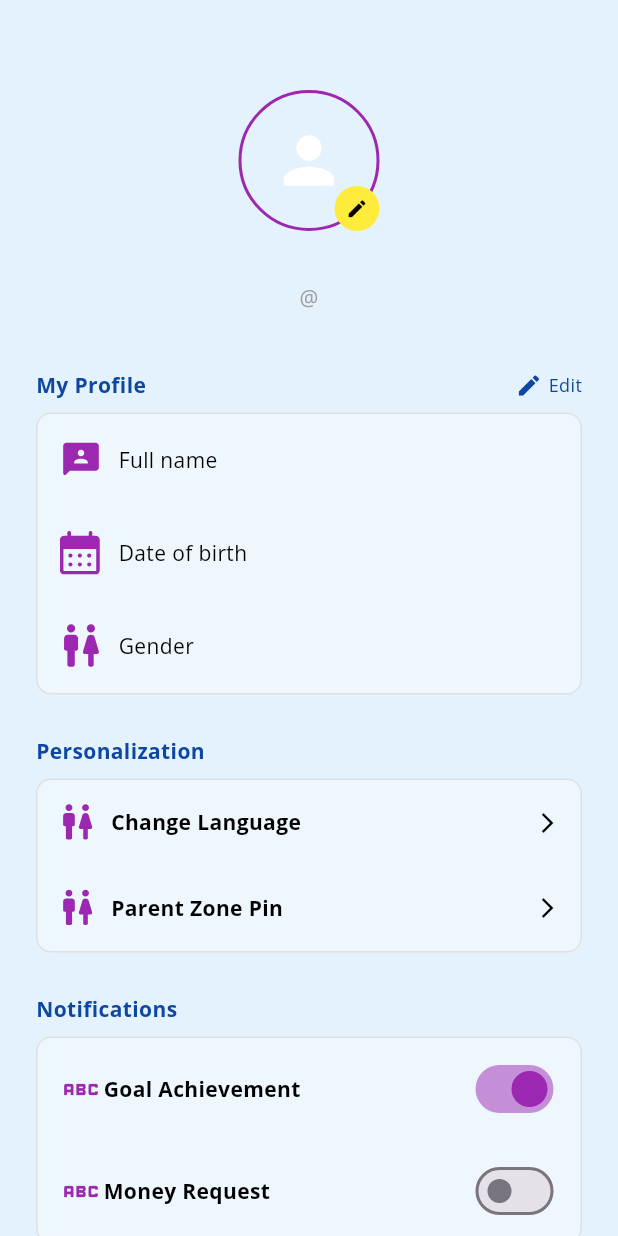
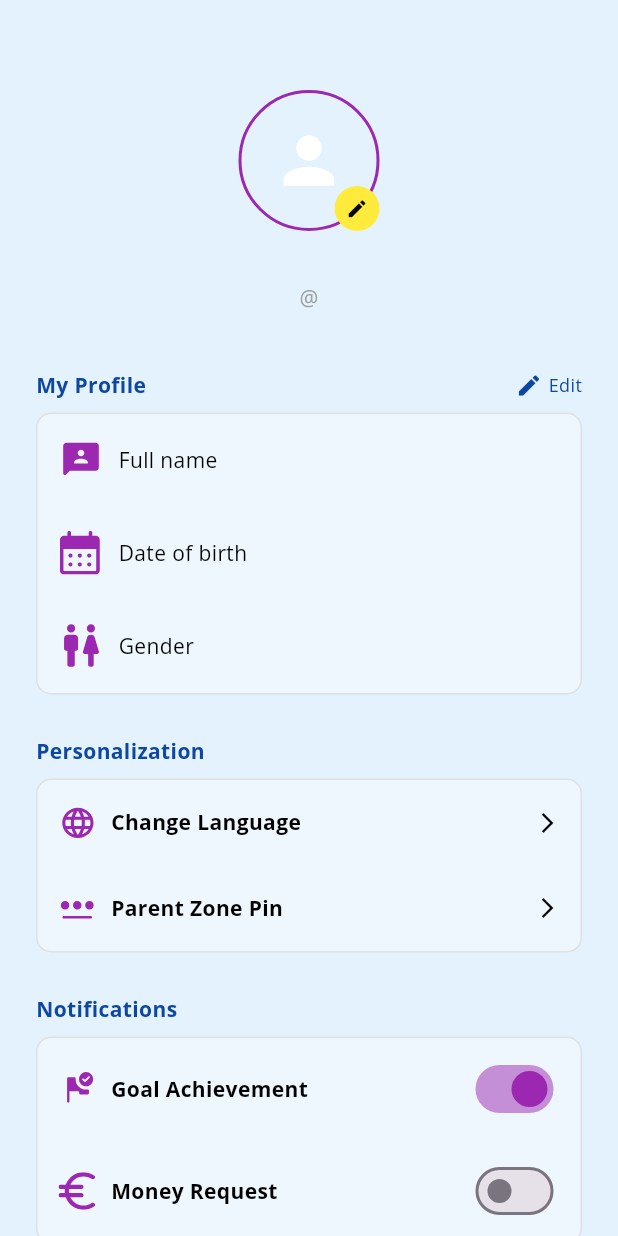
Before and after one commit to Mohsinishfaq07/coin_kids, a Flutter app: the ProfileDrawer screen opened directly, on a phone screen of 412 x 824 dp. Run offline on Flutter 3.47's test engine with Material 3 defaults, Android fonts, the phone set to English and light mode, and no system bars; our stand-ins replace carousel_slider, cloud_firestore, firebase_auth, firebase_core, flutter_screenutil, flutter_svg and 7 more; accounts and stored records are empty; project files that could hold a hidden picture were left out.

Commit message:
svg added

```diff
--- a/lib/firebase/firestore/firestore_operations.dart
+++ b/lib/firebase/firestore/firestore_operations.dart
@@ -106,7 +106,7 @@ class ParentFirebaseFunctions {
       // Reference to the parent document
       DocumentReference parentRef = _firebaseFirestore
           .collection('parents')
-          .doc(addChildController.parentId.value);
+          .doc(FirebaseAuth.instance.currentUser!.email);
 
       // Prepare child data
       final Map<String, dynamic> childData = {
--- a/lib/pages/roles/parents/drawer/drawer.dart
+++ b/lib/pages/roles/parents/drawer/drawer.dart
@@ -147,9 +147,9 @@ class ProfileDrawer extends StatelessWidget {
               child: Column(
                 children: [
                   _buildProfileRowWithArrow(
-                      "Change Language", "assets/drawer_svgs/wc.svg"),
+                      "Change Language", "assets/drawer_svgs/language.svg"),
                   _buildProfileRowWithArrow(
-                      "Parent Zone Pin", "assets/drawer_svgs/wc.svg"),
+                      "Parent Zone Pin", "assets/drawer_svgs/password_2.svg"),
                 ],
               ),
             ),
@@ -166,8 +166,10 @@ class ProfileDrawer extends StatelessWidget {
               ),
               child: Column(
                 children: [
-                  _buildToggleRow("Goal Achievement", true, Icons.abc_outlined),
-                  _buildToggleRow("Money Request", false, Icons.abc_outlined),
+                  _buildToggleRow("Goal Achievement", true,
+                      "assets/drawer_svgs/flag_check.svg"),
+                  _buildToggleRow(
+                      "Money Request", false, "assets/drawer_svgs/euro.svg"),
                 ],
               ),
             ),
@@ -184,11 +186,11 @@ class ProfileDrawer extends StatelessWidget {
                 ),
                 child: Column(children: [
                   _buildProfileRowWithArrow(
-                      "Share app", "assets/drawer_svgs/wc.svg"),
+                      "Share app", "assets/drawer_svgs/share.svg"),
                   _buildProfileRowWithArrow(
-                      "Feedback", "assets/drawer_svgs/wc.svg"),
+                      "Feedback", "assets/drawer_svgs/rate_review.svg"),
                   _buildProfileRowWithArrow(
-                      "Privacy Policy", "assets/drawer_svgs/wc.svg"),
+                      "Privacy Policy", "assets/drawer_svgs/lock.svg"),
                   ElevatedButton(
                     onPressed: () async {
                       await firebaseAuthController.logout();
@@ -317,7 +319,7 @@ class ProfileDrawer extends StatelessWidget {
   }
 
   // Build toggle row
-  Widget _buildToggleRow(String title, bool value, IconData icon) {
+  Widget _buildToggleRow(String title, bool value, String iconPath) {
     return Padding(
       padding: const EdgeInsets.symmetric(horizontal: 14, vertical: 10),
       child: Row(
@@ -325,11 +327,13 @@ class ProfileDrawer extends StatelessWidget {
         children: [
           Row(
             children: [
-              Icon(
-                icon,
+              SvgPicture.asset(
+                iconPath, // Path to your SVG asset
                 color: Colors.purple,
-                size: 30,
+                height: 25, // Adjust the size as needed
+                width: 25, // Adjust the size as needed
               ),
+              const SizedBox(width: 10),
               Text(
                 title,
                 style: const TextStyle(
```
Also changed, not shown: lib/pages/roles/parents/kid_management/kid_profile_management_page.dart (+38 -9 lines), lib/pages/roles/parents/kid_management/quick_transfer.dart (+6 -2 lines), assets/drawer_svgs/euro.svg (added), assets/drawer_svgs/flag_check.svg (added), assets/drawer_svgs/language.svg (added), assets/drawer_svgs/lock.svg (added), assets/drawer_svgs/password_2.svg (added), assets/drawer_svgs/rate_review.svg (added), assets/drawer_svgs/share.svg (added).
